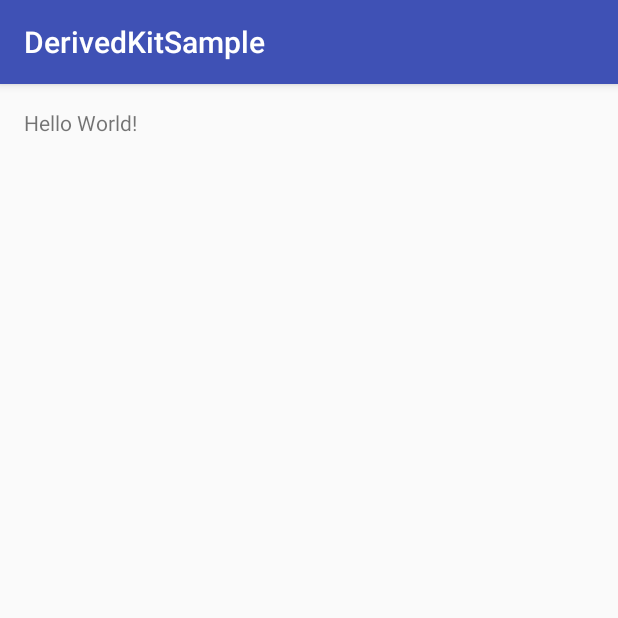
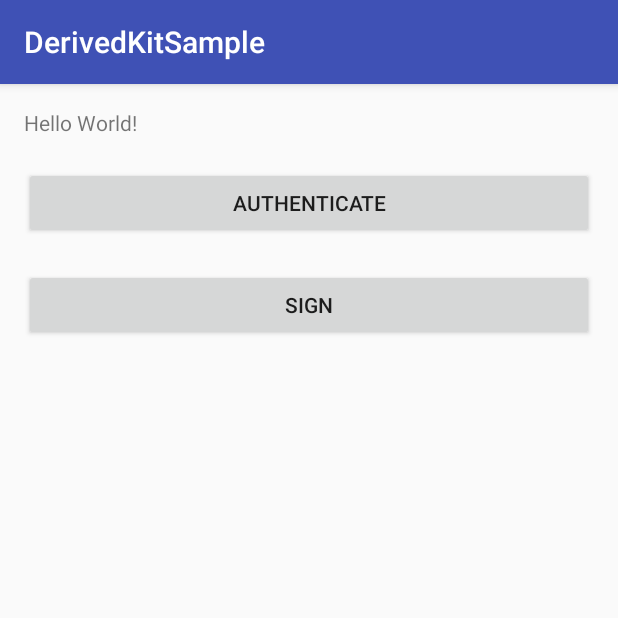
Before and after one commit to monktoninc/derived-android-samples, an Android app: the screen it shows after launch (MainActivity), on a phone screen of 412 x 824 dp, the top half of it. Run offline under Robolectric (Android 15) with nearby library versions, the phone set to English and light mode, and no system bars; libraries missing offline, so code that uses them is left out: io.monkton.derivedkit.

```diff
--- /dev/null
+++ b/DerivedKit/build.gradle
@@ -0,0 +1,2 @@
+configurations.maybeCreate("default")
+artifacts.add("default", file('DerivedKit.aar'))
--- a/app/build.gradle
+++ b/app/build.gradle
@@ -23,4 +23,5 @@ dependencies {
     compile fileTree(dir: 'libs', include: ['*.jar'])
     testCompile 'junit:junit:4.12'
     compile 'com.android.support:appcompat-v7:24.1.1'
+    compile project(':DerivedKit')
 }
--- a/app/src/main/res/layout/activity_main.xml
+++ b/app/src/main/res/layout/activity_main.xml
@@ -1,5 +1,5 @@
 <?xml version="1.0" encoding="utf-8"?>
-<RelativeLayout
+<LinearLayout
     xmlns:android="http://schemas.android.com/apk/res/android"
     xmlns:tools="http://schemas.android.com/tools"
     android:layout_width="match_parent"
@@ -8,10 +8,29 @@
     android:paddingLeft="@dimen/activity_horizontal_margin"
     android:paddingRight="@dimen/activity_horizontal_margin"
     android:paddingTop="@dimen/activity_vertical_margin"
-    tools:context="io.monkton.derivedkitsample.MainActivity">
+    tools:context="io.monkton.derivedkitsample.MainActivity"
+    android:orientation="vertical"
+    >
 
     <TextView
         android:layout_width="wrap_content"
         android:layout_height="wrap_content"
         android:text="Hello World!"/>
-</RelativeLayout>
+
+    <Button
+        android:layout_width="match_parent"
+        android:layout_height="wrap_content"
+        android:text="Authenticate"
+        android:onClick="doAuthenticate"
+        android:layout_marginTop="20dp"
+        />
+
+    <Button
+        android:layout_width="match_parent"
+        android:layout_height="wrap_content"
+        android:text="Sign"
+        android:onClick="doSign"
+        android:layout_marginTop="20dp"
+        />
+
+</LinearLayout>
--- a/settings.gradle
+++ b/settings.gradle
@@ -1 +1 @@
-include ':app'
+include ':app', ':DerivedKit'
```
Also changed, not shown: app/src/main/java/io/monkton/derivedkitsample/MainActivity.java (+71 -0 lines), 1 other file.
